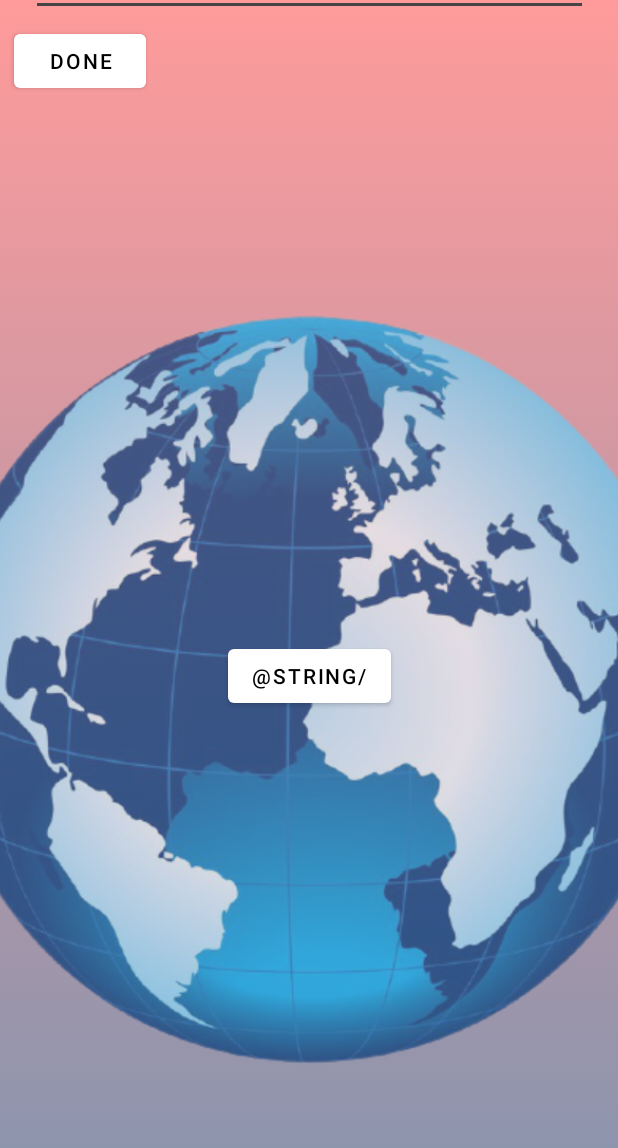
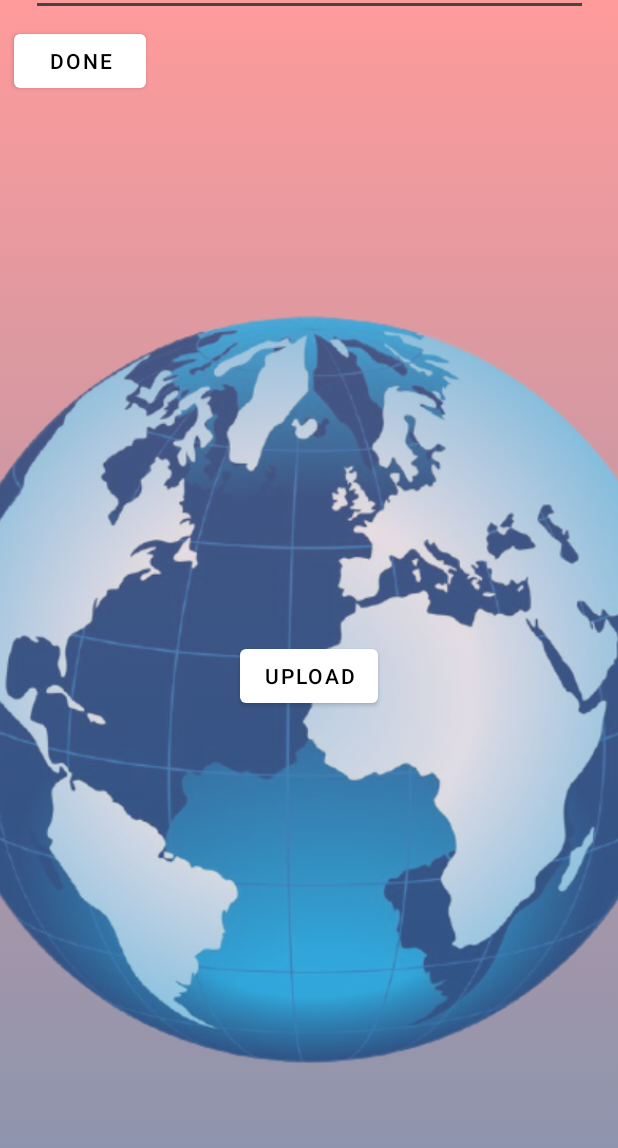
Before and after one commit to ItzRick/Quizeo, an Android app: the AddQuestionActivity screen opened directly, with no data from a screen before it, on a phone screen of 412 x 824 dp. Shown: the top 1148 px of the screen. Run offline under Robolectric (Android 15) with nearby library versions, the light colour scheme and no system bars.

Commit message:
Make a question --> upload image and UI

```diff
--- a/app/src/main/res/layout/fragment_add_question.xml
+++ b/app/src/main/res/layout/fragment_add_question.xml
@@ -63,7 +63,7 @@
         android:layout_marginStart="10dp"
         android:layout_marginTop="67dp"
         android:layout_marginEnd="10dp"
-        android:text="@string/"
+        android:text="@string/upload"
         app:layout_constraintBottom_toBottomOf="parent"
         app:layout_constraintEnd_toEndOf="parent"
         app:layout_constraintStart_toStartOf="parent"
--- a/app/src/main/res/values/colors.xml
+++ b/app/src/main/res/values/colors.xml
@@ -2,6 +2,9 @@
 <resources>
     <color name="teal_200">#FF03DAC5</color>
     <color name="teal_700">#FF018786</color>
+    <color name="purple_200">#FFBB86FC</color>
+    <color name="purple_500">#FF6200EE</color>
+    <color name="purple_700">#FF3700B3</color>
     <color name="black">#FF000000</color>
     <color name="darkgray">#FF121212</color>
     <color name="white">#FFFFFFFF</color>
--- a/app/src/main/res/values/strings.xml
+++ b/app/src/main/res/values/strings.xml
@@ -35,4 +35,5 @@
     <string name="upload_image_here">Upload Image Here</string>
     <string name="done">Done</string>
     <string name="add_a_question">Add a Question…</string>
+    <string name="upload">Upload</string>
 </resources>
```
Also changed, not shown: app/src/main/java/com/example/quizeo/CreateQuizActivity2.java (+6 -1 lines).
